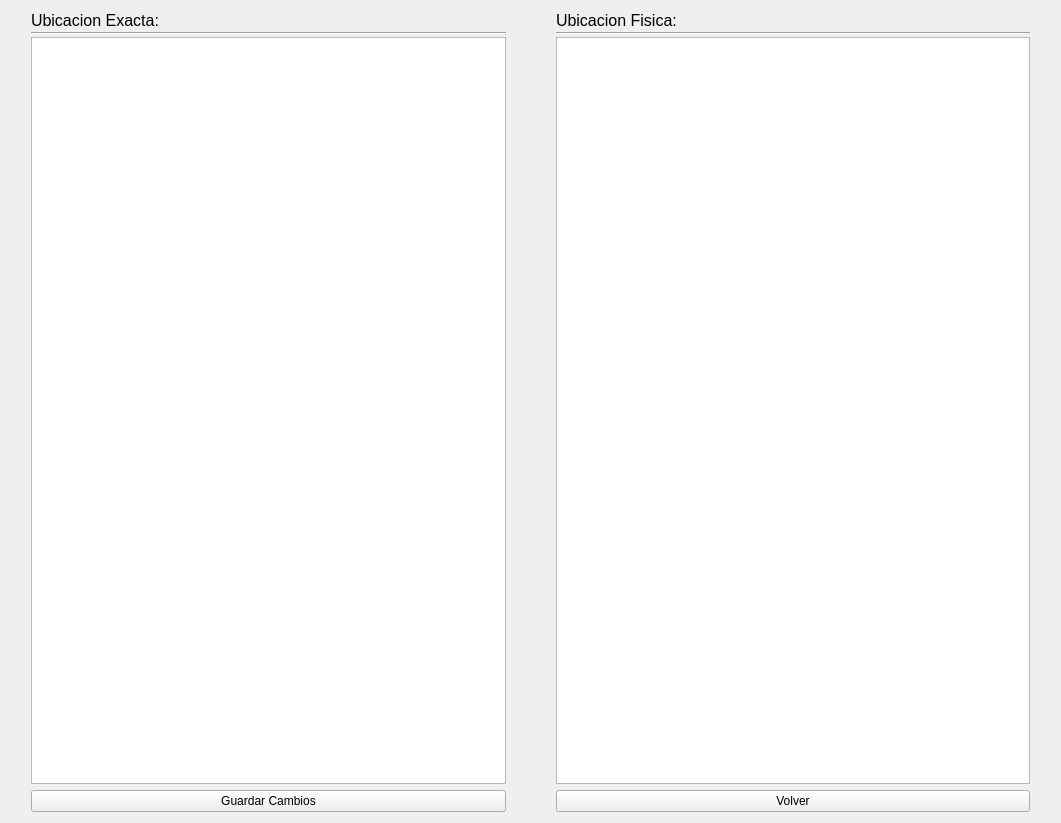
The window that qts/ventana_tablas.ui (LucasQuinteros/Base) describes before a commit, drawn with Qt 5.
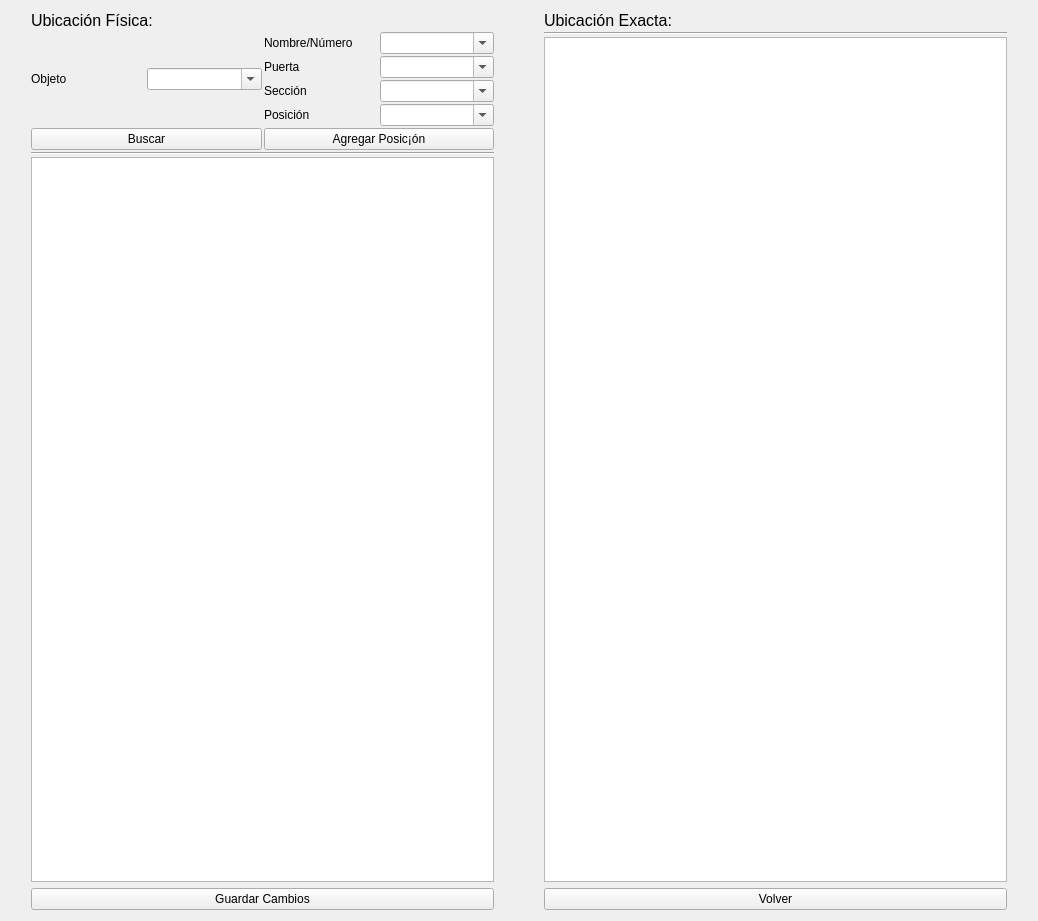
The same window after the commit.

Commit message: Mejoras al visualizar tablas

```diff
--- a/qts/ventana_tablas.ui
+++ b/qts/ventana_tablas.ui
@@ -6,14 +6,14 @@
    <rect>
     <x>0</x>
     <y>0</y>
-    <width>1061</width>
-    <height>823</height>
+    <width>1038</width>
+    <height>921</height>
    </rect>
   </property>
   <property name="windowTitle">
    <string>Form</string>
   </property>
-  <layout class="QVBoxLayout" name="verticalLayout_3">
+  <layout class="QVBoxLayout" name="verticalLayout_5">
    <item>
     <layout class="QGridLayout" name="gridLayout">
      <item row="0" column="0">
@@ -27,35 +27,6 @@
        <property name="rightMargin">
         <number>20</number>
        </property>
-       <item>
-        <layout class="QVBoxLayout" name="verticalLayout_2">
-         <property name="spacing">
-          <number>2</number>
-         </property>
-         <item>
-          <widget class="QLabel" name="label">
-           <property name="font">
-            <font>
-             <pointsize>12</pointsize>
-            </font>
-           </property>
-           <property name="text">
-            <string>Ubicacion Exacta:</string>
-           </property>
-          </widget>
-         </item>
-         <item>
-          <widget class="Line" name="line">
-           <property name="orientation">
-            <enum>Qt::Horizontal</enum>
-           </property>
-          </widget>
-         </item>
-         <item>
-          <widget class="QListWidget" name="listWidget_2"/>
-         </item>
-        </layout>
-       </item>
        <item>
         <layout class="QVBoxLayout" name="verticalLayout">
          <property name="spacing">
@@ -69,10 +40,110 @@
             </font>
            </property>
            <property name="text">
-            <string>Ubicacion Fisica:</string>
+            <string>Ubicación Física:</string>
            </property>
           </widget>
          </item>
+         <item>
+          <layout class="QHBoxLayout" name="horizontalLayout">
+           <item>
+            <widget class="QLabel" name="label_3">
+             <property name="text">
+              <string>Objeto</string>
+             </property>
+            </widget>
+           </item>
+           <item>
+            <widget class="QComboBox" name="comboBox">
+             <property name="editable">
+              <bool>true</bool>
+             </property>
+            </widget>
+           </item>
+           <item>
+            <layout class="QVBoxLayout" name="verticalLayout_3">
+             <item>
+              <widget class="QLabel" name="label_4">
+               <property name="text">
+                <string>Nombre/Número</string>
+               </property>
+              </widget>
+             </item>
+             <item>
+              <widget class="QLabel" name="label_5">
+               <property name="text">
+                <string>Puerta</string>
+               </property>
+              </widget>
+             </item>
+             <item>
+              <widget class="QLabel" name="label_6">
+               <property name="text">
+                <string>Sección</string>
+               </property>
+              </widget>
+             </item>
+             <item>
+              <widget class="QLabel" name="label_91">
+               <property name="text">
+                <string>Posición</string>
+               </property>
+              </widget>
+             </item>
+            </layout>
+           </item>
+           <item>
+            <layout class="QVBoxLayout" name="verticalLayout_4">
+             <item>
+              <widget class="QComboBox" name="comboBox_2">
+               <property name="editable">
+                <bool>true</bool>
+               </property>
+              </widget>
+             </item>
+             <item>
+              <widget class="QComboBox" name="comboBox_3">
+               <property name="editable">
+                <bool>true</bool>
+               </property>
+              </widget>
+             </item>
+             <item>
+              <widget class="QComboBox" name="comboBox_4">
+               <property name="editable">
+                <bool>true</bool>
+               </property>
+              </widget>
+             </item>
+             <item>
+              <widget class="QComboBox" name="comboBox_5">
+               <property name="editable">
+                <bool>true</bool>
+               </property>
+              </widget>
+             </item>
+            </layout>
+           </item>
+          </layout>
+         </item>
+         <item>
+          <layout class="QHBoxLayout" name="horizontalLayout_2">
+           <item>
+            <widget class="QPushButton" name="pushButton_3">
+             <property name="text">
+              <string>Buscar</string>
+             </property>
+            </widget>
+           </item>
+           <item>
+            <widget class="QPushButton" name="pushButton_4">
+             <property name="text">
+              <string>Agregar Posic¡ón</string>
+             </property>
+            </widget>
+           </item>
+          </layout>
+         </item>
          <item>
           <widget class="Line" name="line_2">
            <property name="orientation">
@@ -85,6 +156,35 @@
          </item>
         </layout>
        </item>
+       <item>
+        <layout class="QVBoxLayout" name="verticalLayout_2">
+         <property name="spacing">
+          <number>2</number>
+         </property>
+         <item>
+          <widget class="QLabel" name="label">
+           <property name="font">
+            <font>
+             <pointsize>12</pointsize>
+            </font>
+           </property>
+           <property name="text">
+            <string>Ubicación Exacta:</string>
+           </property>
+          </widget>
+         </item>
+         <item>
+          <widget class="Line" name="line">
+           <property name="orientation">
+            <enum>Qt::Horizontal</enum>
+           </property>
+          </widget>
+         </item>
+         <item>
+          <widget class="QListWidget" name="listWidget_2"/>
+         </item>
+        </layout>
+       </item>
       </layout>
      </item>
      <item row="1" column="0">
```
The commit also changes 4 other files.
